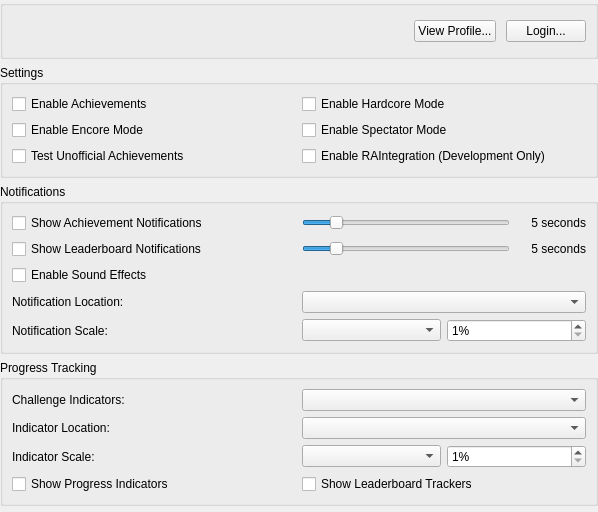
This is src/duckstation-qt/achievementsettingswidget.ui in stenzek/duckstation as Qt 5 draws it before an edit. The edited form follows.
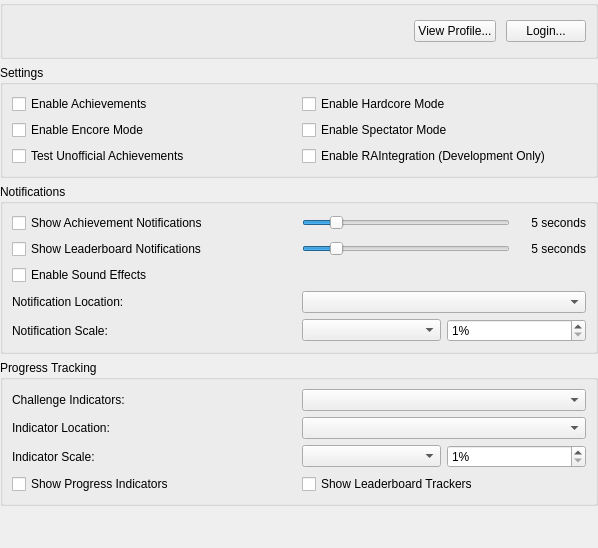
This is the edited form.

Commit message:
Qt: Set widget enable on achievement groups
Instead of the individual widgets.

What changed in the file:
```diff
--- a/src/duckstation-qt/achievementsettingswidget.ui
+++ b/src/duckstation-qt/achievementsettingswidget.ui
@@ -7,7 +7,7 @@
     <x>0</x>
     <y>0</y>
     <width>598</width>
-    <height>512</height>
+    <height>548</height>
    </rect>
   </property>
   <layout class="QVBoxLayout" name="verticalLayout">
```
Left out of the diff: 6 changed lines with no effect on the pictures. The commit also changes 1 other file.
